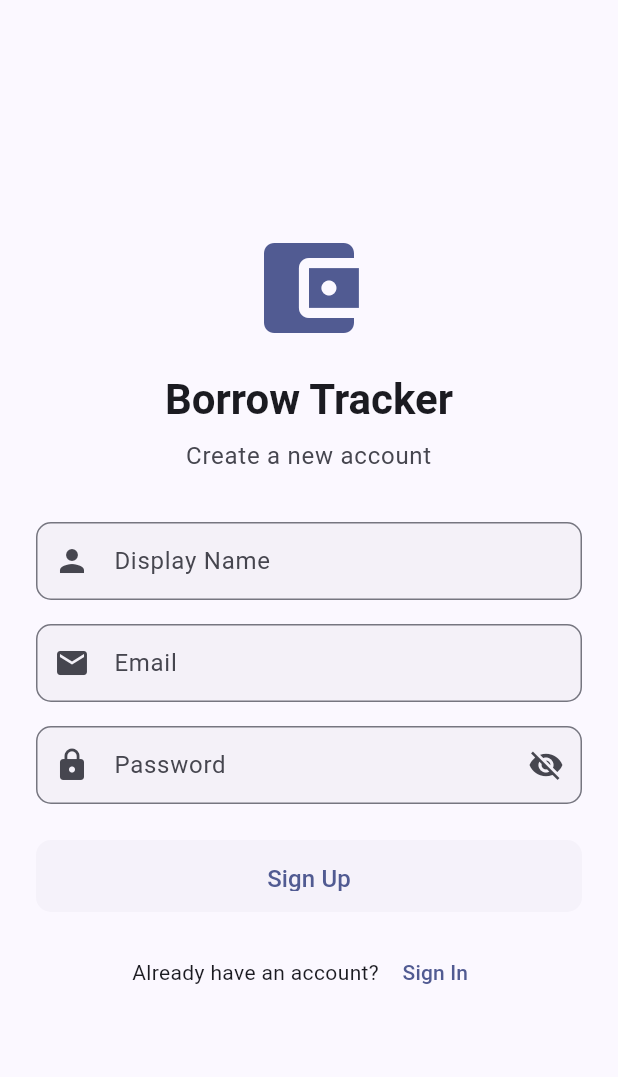
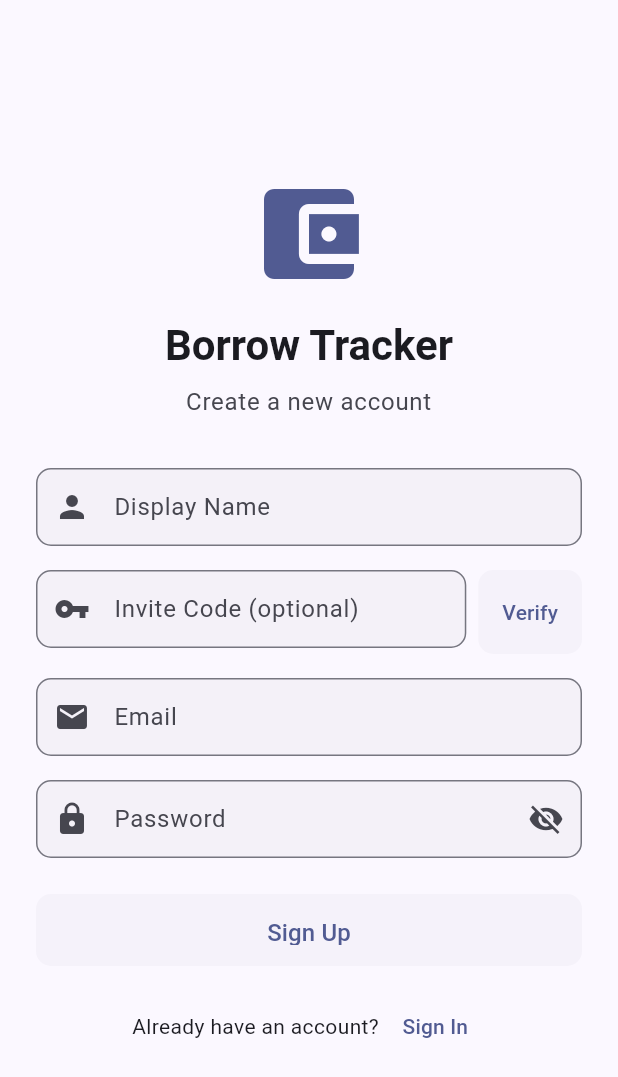
Before and after one commit to MaherCh9752/borrow-tracker, a Flutter app: the AuthScreen screen opened directly, after a tap on "Sign In", after a tap on "Sign Up", on a phone screen of 412 x 824 dp. Shown: the top 1077 px of the screen. Run offline on Flutter 3.47's test engine with Material 3 defaults, Android fonts, the phone set to English and light mode, and no system bars; our stand-ins replace cloud_firestore, connectivity_plus, csv, file_picker, firebase_auth, firebase_core and 10 more; missing offline and left inert: workmanager; accounts and stored records are empty.

Commit message:
feat: invite code signup flow with automatic entry linking
- Add optional invite code field on signup screen with verify + autofill
- Create invite after saving entry (guarantees entryId is always set)
- Link new user to pending entry via FieldValue.arrayUnion (no read needed)
- QR code now points to app download URL only
- Update Firestore rules: public read for pending_invites, accept-by-code rule,
  linked-user update rule for shared_entries
- Add composite Firestore index for participant + approvalStatus queries
- Update PendingInvite model with entryId field and copyWith
- Update PROJECT-STATE.md and README.md with full feature docs

```diff
--- a/lib/models/pending_invite_model.dart
+++ b/lib/models/pending_invite_model.dart
@@ -10,6 +10,7 @@ class PendingInvite {
   final String status;
   final DateTime createdAt;
   final DateTime expiresAt;
+  final String? entryId;
 
   PendingInvite({
     required this.inviteId,
@@ -20,6 +21,7 @@ class PendingInvite {
     required this.status,
     required this.createdAt,
     required this.expiresAt,
+    this.entryId,
   });
 
   /// Whether the invite has expired.
@@ -27,6 +29,30 @@ class PendingInvite {
 
   /// Whether the invite is still pending (not accepted or expired).
   bool get isPending => status == 'pending' && !isExpired;
+
+  PendingInvite copyWith({
+    String? inviteId,
+    String? token,
+    String? inviteCode,
+    String? createdBy,
+    String? targetPersonName,
+    String? status,
+    DateTime? createdAt,
+    DateTime? expiresAt,
+    String? entryId,
+  }) {
+    return PendingInvite(
+      inviteId: inviteId ?? this.inviteId,
+      token: token ?? this.token,
+      inviteCode: inviteCode ?? this.inviteCode,
+      createdBy: createdBy ?? this.createdBy,
+      targetPersonName: targetPersonName ?? this.targetPersonName,
+      status: status ?? this.status,
+      createdAt: createdAt ?? this.createdAt,
+      expiresAt: expiresAt ?? this.expiresAt,
+      entryId: entryId ?? this.entryId,
+    );
+  }
 
   Map<String, dynamic> toMap() {
     return {
@@ -37,6 +63,7 @@ class PendingInvite {
       'status': status,
       'createdAt': Timestamp.fromDate(createdAt),
       'expiresAt': Timestamp.fromDate(expiresAt),
+      'entryId': entryId,
     };
   }
 
@@ -51,6 +78,7 @@ class PendingInvite {
       createdAt: (map['createdAt'] as Timestamp?)?.toDate() ?? DateTime.now(),
       expiresAt: (map['expiresAt'] as Timestamp?)?.toDate() ??
           DateTime.now().add(const Duration(days: 7)),
+      entryId: map['entryId'],
     );
   }
 }
--- a/lib/screens/auth_screen.dart
+++ b/lib/screens/auth_screen.dart
@@ -1,6 +1,8 @@
 import 'package:flutter/material.dart';
 import 'package:provider/provider.dart';
+import '../models/pending_invite_model.dart';
 import '../providers/auth_provider.dart';
+import '../services/invite_service.dart';
 
 class AuthScreen extends StatefulWidget {
   const AuthScreen({super.key});
@@ -15,15 +17,50 @@ class _AuthScreenState extends State<AuthScreen> {
   final _emailController = TextEditingController();
   final _passwordController = TextEditingController();
   final _displayNameController = TextEditingController();
+  final _inviteCodeController = TextEditingController();
+  final _inviteService = InviteService();
   bool _obscurePassword = true;
   bool _isLoading = false;
+  PendingInvite? _verifiedInvite;
+  bool _isVerifyingInvite = false;
 
   @override
   void dispose() {
     _emailController.dispose();
     _passwordController.dispose();
     _displayNameController.dispose();
+    _inviteCodeController.dispose();
     super.dispose();
+  }
+
+  Future<void> _verifyInviteCode() async {
+    final code = _inviteCodeController.text.trim();
+    if (code.isEmpty) return;
+
+    setState(() => _isVerifyingInvite = true);
+
+    try {
+      final invite = await _inviteService.lookupByCode(code);
+      if (!mounted) return;
+
+      if (invite != null) {
+        setState(() {
+          _verifiedInvite = invite;
+          _displayNameController.text = invite.targetPersonName;
+        });
+        _showSuccess('Invite code verified! Name filled in.');
+      } else {
+        setState(() => _verifiedInvite = null);
+        _showError('Invalid or expired invite code.');
+      }
+    } catch (e) {
+      if (mounted) {
+        setState(() => _verifiedInvite = null);
+        _showError('Failed to verify code. Try again.');
+      }
+    } finally {
+      if (mounted) setState(() => _isVerifyingInvite = false);
+    }
   }
 
   Future<void> _submit() async {
@@ -45,6 +82,7 @@ class _AuthScreenState extends State<AuthScreen> {
         _emailController.text.trim(),
         _passwordController.text,
         _displayNameController.text.trim(),
+        invite: _verifiedInvite,
       );
     }
 
@@ -64,6 +102,17 @@ class _AuthScreenState extends State<AuthScreen> {
       SnackBar(
         content: Text(message),
         backgroundColor: theme.colorScheme.error,
+        behavior: SnackBarBehavior.floating,
+      ),
+    );
+  }
+
+  void _showSuccess(String message) {
+    final theme = Theme.of(context);
+    ScaffoldMessenger.of(context).showSnackBar(
+      SnackBar(
+        content: Text(message),
+        backgroundColor: theme.colorScheme.primary,
         behavior: SnackBarBehavior.floating,
       ),
     );
@@ -157,9 +206,17 @@ class _AuthScreenState extends State<AuthScreen> {
                   if (!_isLogin)
                     TextFormField(
                       controller: _displayNameController,
-                      decoration: const InputDecoration(
+                      decoration: InputDecoration(
                         labelText: 'Display Name',
-                        prefixIcon: Icon(Icons.person),
+                        prefixIcon: const Icon(Icons.person),
+                        suffixIcon: _verifiedInvite != null
+                            ? IconButton(
+                                icon: const Icon(Icons.check_circle,
+                                    color: Colors.green),
+                                tooltip: 'Filled from invite code',
+                                onPressed: null,
+                              )
+                            : null,
                       ),
                       textCapitalization: TextCapitalization.words,
                       validator: (value) {
@@ -168,6 +225,57 @@ class _AuthScreenState extends State<AuthScreen> {
                         }
                         return null;
                       },
+                    ),
+                  if (!_isLogin) const SizedBox(height: 16),
+                  if (!_isLogin)
+                    Row(
+                      crossAxisAlignment: CrossAxisAlignment.start,
+                      children: [
+                        Expanded(
+                          child: TextFormField(
+                            controller: _inviteCodeController,
+                            decoration: InputDecoration(
+                              labelText: 'Invite Code (optional)',
+                              hintText: 'e.g. ABC123',
+                              prefixIcon: const Icon(Icons.vpn_key),
+                              suffixIcon: _verifiedInvite != null
+                                  ? const Icon(Icons.check_circle,
+                                        color: Colors.green, size: 20)
+                                  : null,
+                            ),
+                            textCapitalization: TextCapitalization.characters,
+                            onChanged: (_) {
+                              if (_verifiedInvite != null) {
+                                setState(() => _verifiedInvite = null);
+                              }
+                            },
+                          ),
+                        ),
+                        const SizedBox(width: 8),
+                        SizedBox(
+                          height: 56,
+                          child: _isVerifyingInvite
+                              ? const Padding(
+                                  padding: EdgeInsets.all(16),
+                                  child: SizedBox(
+                                    height: 20,
+                                    width: 20,
+                                    child: CircularProgressIndicator(
+                                        strokeWidth: 2),
+                                  ),
+                                )
+                              : ElevatedButton(
+                                  onPressed: _verifiedInvite != null
+                                      ? null
+                                      : _verifyInviteCode,
+                                  style: ElevatedButton.styleFrom(
+                                    padding: const EdgeInsets.symmetric(
+                                        horizontal: 16),
+                                  ),
+                                  child: const Text('Verify'),
+                                ),
+                        ),
+                      ],
                     ),
                   if (!_isLogin) const SizedBox(height: 16),
                   TextFormField(
@@ -255,6 +363,8 @@ class _AuthScreenState extends State<AuthScreen> {
                           setState(() {
                             _isLogin = !_isLogin;
                             _formKey.currentState?.reset();
+                            _verifiedInvite = null;
+                            _inviteCodeController.clear();
                           });
                           context.read<AuthProvider>().clearError();
                         },
--- a/lib/screens/invite_preview_screen.dart
+++ b/lib/screens/invite_preview_screen.dart
@@ -18,7 +18,7 @@ class InvitePreviewScreen extends StatelessWidget {
   @override
   Widget build(BuildContext context) {
     final theme = Theme.of(context);
-    final qrData = 'borrowtracker://invite?code=${invite.inviteCode}';
+    final qrData = 'https://borrowtracker.app/download';
 
     return Scaffold(
       appBar: AppBar(title: const Text('Invite')),
@@ -64,7 +64,7 @@ class InvitePreviewScreen extends StatelessWidget {
           ),
           const SizedBox(height: 24),
           Text(
-            'Scan this QR code to accept the invite',
+            'Scan this QR code to download the app',
             textAlign: TextAlign.center,
             style: theme.textTheme.bodySmall?.copyWith(
               color: theme.colorScheme.onSurfaceVariant,
@@ -138,7 +138,8 @@ class InvitePreviewScreen extends StatelessWidget {
   void _shareInvite(BuildContext context) {
     final text = 'Hey! Join me on Borrow Tracker.\n\n'
         'Use invite code: ${invite.inviteCode}\n\n'
-        'Download the app and enter this code when prompted.';
+        'Download the app at https://borrowtracker.app/download '
+        'and enter this code when signing up.';
     Share.share(text);
   }
 }
--- a/pubspec.yaml
+++ b/pubspec.yaml
@@ -1,7 +1,7 @@
 name: borrow_tracker
 description: "Track borrowed and lent money."
 publish_to: 'none'
-version: 1.0.0+1
+version: 1.1.0+1
 environment:
   sdk: ^3.9.2
 dependencies:
```
Also changed, not shown: firestore.indexes.json (+14 -0 lines), lib/providers/auth_provider.dart (+22 -1 lines), lib/providers/shared_entry_provider.dart (+4 -4 lines), lib/screens/add_edit_entry_screen.dart (+35 -30 lines), lib/services/invite_service.dart (+55 -0 lines), 3 other files.
